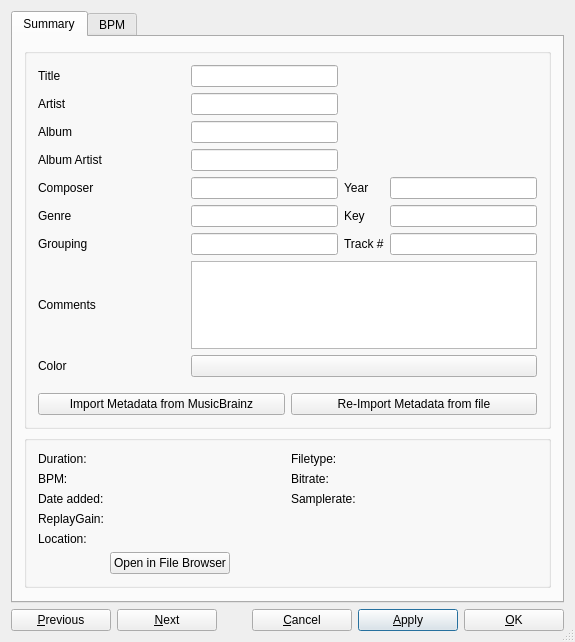
Qt form src/library/dlgtrackinfo.ui (mixxxdj/mixxx) before a commit.
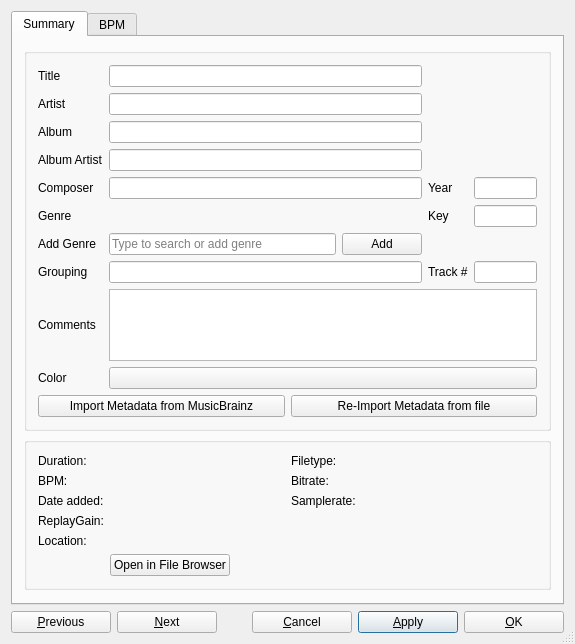
The same form after that commit.

```diff
--- a/src/library/dlgtrackinfo.ui
+++ b/src/library/dlgtrackinfo.ui
@@ -50,7 +50,7 @@
       <layout class="QVBoxLayout" name="summary_layout">
        <item>
         <widget class="QGroupBox" name="groupBox">
-         <layout class="QGridLayout" name="tags_layout">
+                  <layout class="QGridLayout" name="tags_layout" columnstretch="0,10,0,2">
 
           <item row="0" column="0">
            <widget class="QLabel" name="lblTitle">
@@ -286,7 +286,8 @@
            </widget>
           </item>
           <item row="5" column="1">
-           <widget class="QLineEdit" name="txtGenre">
+                      <!--<widget class="QLineEdit" name="txtGenre">-->
+                      <widget class="QWidget" name="txtGenre">
             <property name="sizePolicy">
              <sizepolicy hsizetype="Expanding" vsizetype="Fixed">
               <horstretch>0</horstretch>
@@ -330,6 +331,32 @@
           </item>
 
           <item row="6" column="0">
+                      <widget class="QLabel" name="labelGenreSelector">
+                        <property name="text">
+                          <string>Add Genre</string>
+                        </property>
+                      </widget>
+                    </item>
+                    <item row="6" column="1">
+                      <layout class="QHBoxLayout" name="genreSelectorLayout">
+                        <item>
+                          <widget class="QLineEdit" name="genreSelectorEdit">
+                            <property name="placeholderText">
+                              <string>Type to search or add genre</string>
+                            </property>
+                          </widget>
+                        </item>
+                        <item>
+                          <widget class="QPushButton" name="genreAddButton">
+                            <property name="text">
+                              <string>Add</string>
+                            </property>
+                          </widget>
+                        </item>
+                      </layout>
+                    </item>
+
+                    <item row="8" column="0">
            <widget class="QLabel" name="lblGrouping">
             <property name="text">
              <string>Grouping</string>
@@ -339,7 +366,7 @@
             </property>
            </widget>
           </item>
-          <item row="6" column="1">
+                    <item row="8" column="1">
            <widget class="QLineEdit" name="txtGrouping">
             <property name="sizePolicy">
              <sizepolicy hsizetype="Expanding" vsizetype="Fixed">
@@ -356,7 +383,7 @@
            </widget>
           </item>
 
-          <item row="6" column="2">
+                    <item row="8" column="2">
            <widget class="QLabel" name="lblTrackNumber">
             <property name="text">
              <string>Track #</string>
@@ -366,7 +393,7 @@
             </property>
            </widget>
           </item>
-          <item row="6" column="3">
+                    <item row="8" column="3">
            <widget class="QLineEdit" name="txtTrackNumber">
             <property name="sizePolicy">
              <sizepolicy hsizetype="Expanding" vsizetype="Fixed">
@@ -383,7 +410,7 @@
            </widget>
           </item>
 
-          <item row="7" column="0">
+                    <item row="9" column="0">
            <widget class="QLabel" name="lblTrackComment">
             <property name="text">
              <string>Comments</string>
@@ -393,7 +420,7 @@
             </property>
            </widget>
           </item>
-          <item row="7" column="1" colspan="3">
+                    <item row="9" column="1" colspan="3">
            <widget class="QPlainTextEdit" name="txtComment">
             <property name="tabChangesFocus">
              <bool>true</bool>
@@ -401,7 +428,7 @@
            </widget>
           </item>
 
-          <item row="8" column="0">
+                    <item row="10" column="0">
            <widget class="QLabel" name="lblTrackColor">
             <property name="text">
              <string>Color</string>
@@ -411,7 +438,7 @@
             </property>
            </widget>
           </item>
-          <item row="8" column="1" colspan="3">
+                    <item row="10" column="1" colspan="3">
            <widget class="QPushButton" name="btnColorPicker">
             <property name="sizePolicy">
              <sizepolicy hsizetype="MinimumExpanding" vsizetype="MinimumExpanding">
@@ -421,7 +448,7 @@
             </property>
            </widget>
           </item>
-          <item row="9" column="0">
+                    <item row="11" column="0">
            <spacer name="horizontalSpacer_5">
             <property name="orientation">
              <enum>Qt::Horizontal</enum>
@@ -434,7 +461,7 @@
             </property>
            </spacer>
           </item>
-          <item row="10" column="0" colspan="4">
+                    <item row="11" column="0" colspan="4">
            <layout class="QHBoxLayout" name="meatdata_buttons_layout">
             <item>
              <widget class="QPushButton" name="btnImportMetadataFromMusicBrainz">
```
Left out of the diff: 8 changed lines with no effect on the pictures. Lines whose indentation alone changed are shown as unchanged.
